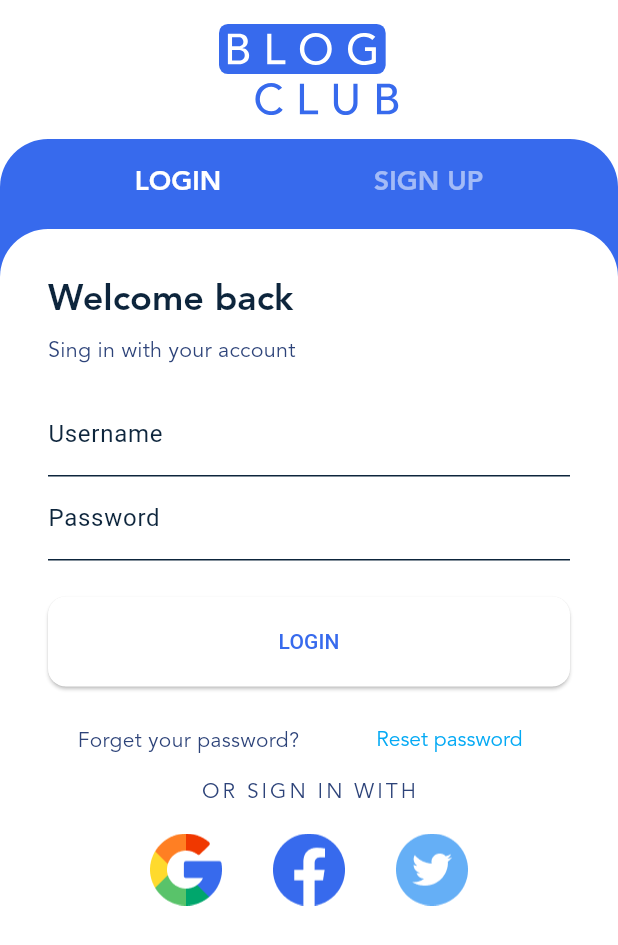
After one commit to amir9877h/blog, a Flutter app: the AuthScreen screen opened directly, after a tap on "LOGIN", on a phone screen of 412 x 824 dp. The commit adds this screen. Shown: the top 945 px of the screen. Run offline on Flutter 3.47's test engine with Material 3 defaults, Android fonts, the phone set to English and light mode, and no system bars; our stand-ins replace carousel_slider, dotted_border, flutter_svg, smooth_page_indicator.

Commit message:
AuthScreen

```diff
--- /dev/null
+++ b/lib/auth.dart
@@ -0,0 +1,295 @@
+import 'package:blog/gen/assets.gen.dart';
+import 'package:flutter/animation.dart';
+import 'package:flutter/cupertino.dart';
+import 'package:flutter/material.dart';
+import 'package:flutter/painting.dart';
+import 'package:flutter/rendering.dart';
+import 'package:flutter/services.dart';
+import 'package:flutter/widgets.dart';
+
+class AuthScreen extends StatefulWidget {
+  const AuthScreen({super.key});
+
+  @override
+  State<AuthScreen> createState() => _AuthScreenState();
+}
+
+class _AuthScreenState extends State<AuthScreen> {
+  static const int loginTab = 0;
+  static const int signUpTab = 1;
+  int selectedTabIndex = 1;
+
+  @override
+  Widget build(BuildContext context) {
+    final themeData = Theme.of(context);
+    final tabTextStyle = TextStyle(
+      fontSize: 18,
+      color: themeData.colorScheme.onPrimary,
+      fontWeight: FontWeight.bold,
+    );
+    return Scaffold(
+      body: SafeArea(
+        child: Column(
+          // crossAxisAlignment: CrossAxisAlignment.center,
+          children: [
+            Padding(
+                padding: EdgeInsets.only(bottom: 16, top: 16),
+                child: Assets.img.icons.logo.svg(width: 120)),
+            Expanded(
+              child: Container(
+                decoration: BoxDecoration(
+                  borderRadius: BorderRadius.only(
+                      topLeft: Radius.circular(32),
+                      topRight: Radius.circular(32)),
+                  color: themeData.colorScheme.primary,
+                ),
+                child: Column(
+                  children: [
+                    SizedBox(
+                      height: 60,
+                      child: Row(
+                        mainAxisAlignment: MainAxisAlignment.spaceEvenly,
+                        children: [
+                          TextButton(
+                            onPressed: (){
+                              setState(() {
+                                selectedTabIndex = loginTab;
+                              });
+                            },
+                            child: Text(
+                              'login'.toUpperCase(),
+                              style: tabTextStyle.apply(color: selectedTabIndex == loginTab? Colors.white:Colors.white54),
+                            ),
+                          ),
+                          TextButton(
+                            onPressed: (){
+                              setState(() {
+                                selectedTabIndex = signUpTab;
+                              });
+                            },
+                            child: Text(
+                              'Sign up'.toUpperCase(),
+                              style: tabTextStyle.apply(color: selectedTabIndex == signUpTab? Colors.white:Colors.white54),
+                            ),
+                          )
+                        ],
+                      ),
+                    ),
+                    Expanded(
+                        child: Container(
+                      decoration: BoxDecoration(
+                        color: themeData.colorScheme.surface,
+                        borderRadius: BorderRadius.only(
+                            topLeft: Radius.circular(32),
+                            topRight: Radius.circular(32)),
+                      ),
+                      child: SingleChildScrollView(
+                        child: Padding(
+                          padding: EdgeInsets.all(32),
+                          child: selectedTabIndex==loginTab? _Login(themeData: themeData):_SignUp(themeData: themeData),
+                        ),
+                      ),
+                    ))
+                  ],
+                ),
+              ),
+            )
+          ],
+        ),
+      ),
+    );
+  }
+}
+
+class _Login extends StatelessWidget {
+  const _Login({
+    super.key,
+    required this.themeData,
+  });
+
+  final ThemeData themeData;
+
+  @override
+  Widget build(BuildContext context) {
+    return Column(
+      crossAxisAlignment: CrossAxisAlignment.start,
+      children: [
+        Text(
+          'Welcome back',
+          style: themeData.textTheme.headlineMedium,
+        ),
+        SizedBox(
+          height: 8,
+        ),
+        Text(
+          'Sing in with your account',
+          style: themeData.textTheme.titleMedium!.apply(fontSizeFactor: 0.8),
+        ),
+        SizedBox(
+          height: 16,
+        ),
+        TextField(
+          decoration: InputDecoration(label: Text('Username')),
+        ),
+        PasswordTextField(),
+        SizedBox(
+          height: 24,
+        ),
+        ElevatedButton(
+          style: ButtonStyle(
+              minimumSize: MaterialStateProperty.all(
+                Size(MediaQuery.of(context).size.width, 60),
+              ),
+              shape: MaterialStateProperty.all(RoundedRectangleBorder(
+                  borderRadius: BorderRadius.circular(12)))),
+          onPressed: () {},
+          child: Text('Login'.toUpperCase()),
+        ),
+        SizedBox(
+          height: 12,
+        ),
+        Row(
+          mainAxisAlignment: MainAxisAlignment.spaceAround,
+          children: [
+            Text('Forget your password?'),
+            TextButton(onPressed: () {}, child: Text('Reset password')),
+          ],
+        ),
+        Center(
+          child: Text(
+            'Or Sign In With'.toUpperCase(),
+            style: TextStyle(letterSpacing: 2),
+          ),
+        ),
+        SizedBox(
+          height: 18,
+        ),
+        Row(
+          mainAxisAlignment: MainAxisAlignment.spaceEvenly,
+          children: [
+            SizedBox(),
+            Assets.img.icons.google.image(width: 48),
+            Assets.img.icons.facebook.image(width: 48),
+            Assets.img.icons.twitter.image(width: 48),
+            SizedBox(),
+          ],
+        )
+      ],
+    );
+  }
+}
+
+class _SignUp extends StatelessWidget {
+  const _SignUp({
+    super.key,
+    required this.themeData,
+  });
+
+  final ThemeData themeData;
+
+  @override
+  Widget build(BuildContext context) {
+    return Column(
+      crossAxisAlignment: CrossAxisAlignment.start,
+      children: [
+        Text(
+          'Welcome to our blog',
+          style: themeData.textTheme.headlineMedium,
+        ),
+        SizedBox(
+          height: 8,
+        ),
+        Text(
+          'Please enter your information',
+          style: themeData.textTheme.titleMedium!.apply(fontSizeFactor: 0.8),
+        ),
+        SizedBox(
+          height: 16,
+        ),
+        TextField(
+          decoration: InputDecoration(label: Text('Full Name')),
+        ),
+        SizedBox(
+          height: 8,
+        ),
+        TextField(
+          decoration: InputDecoration(label: Text('Username')),
+        ),
+        PasswordTextField(),
+        SizedBox(
+          height: 24,
+        ),
+        ElevatedButton(
+          style: ButtonStyle(
+              minimumSize: MaterialStateProperty.all(
+                Size(MediaQuery.of(context).size.width, 60),
+              ),
+              shape: MaterialStateProperty.all(RoundedRectangleBorder(
+                  borderRadius: BorderRadius.circular(12)))),
+          onPressed: () {},
+          child: Text('Sign up'.toUpperCase()),
+        ),
+        SizedBox(
+          height: 12,
+        ),
+
+        Center(
+          child: Text(
+            'Or Sign up With'.toUpperCase(),
+            style: TextStyle(letterSpacing: 2),
+          ),
+        ),
+        SizedBox(
+          height: 18,
+        ),
+        Row(
+          mainAxisAlignment: MainAxisAlignment.spaceEvenly,
+          children: [
+            SizedBox(),
+            Assets.img.icons.google.image(width: 48),
+            Assets.img.icons.facebook.image(width: 48),
+            Assets.img.icons.twitter.image(width: 48),
+            SizedBox(),
+          ],
+        )
+      ],
+    );
+  }
+}
+
+class PasswordTextField extends StatefulWidget {
+  const PasswordTextField({
+    super.key,
+  });
+
+  @override
+  State<PasswordTextField> createState() => _PasswordTextFieldState();
+}
+
+class _PasswordTextFieldState extends State<PasswordTextField> {
+  bool obscureText = true;
+
+  @override
+  Widget build(BuildContext context) {
+    return TextField(
+      obscureText: obscureText,
+      enableSuggestions: false,
+      autocorrect: false,
+      decoration: InputDecoration(
+          label: Text('Password'),
+          suffix: InkWell(
+            // style: ButtonStyle(tapTargetSize: MaterialTapTargetSize.shrinkWrap),
+            onTap: () {
+              setState(() {
+                obscureText = !obscureText;
+              });
+            },
+            child: Text(
+              obscureText ? 'Show' : 'Hide',
+              style: TextStyle(
+                  fontSize: 14, color: Theme.of(context).colorScheme.primary),
+            ),
+          )),
+    );
+  }
+}
--- a/lib/main.dart
+++ b/lib/main.dart
@@ -33,6 +33,7 @@ class MyApp extends StatelessWidget {
     return MaterialApp(
       title: 'Flutter Demo',
       theme: ThemeData(
+        // primaryColor: primaryColor,
           // This is the theme of your application.
           //
           // TRY THIS: Try running your application with "flutter run". You'll see
--- a/lib/onboarding.dart
+++ b/lib/onboarding.dart
@@ -1,3 +1,4 @@
+import 'package:blog/auth.dart';
 import 'package:blog/data.dart';
 import 'package:blog/gen/assets.gen.dart';
 import 'package:blog/home.dart';
@@ -111,7 +112,7 @@ class _OnBoardingScreenState extends State<OnBoardingScreen> {
                             onPressed: () {
                               if (page == items.length - 1) {
                                 Navigator.of(context).pushReplacement(
-                                MaterialPageRoute(builder: (context) => HomeScreen())
+                                MaterialPageRoute(builder: (context) => AuthScreen())
                               );
                               }else{
                                 _pageController.animateToPage(page + 1, duration: Duration(milliseconds: 500), curve: Curves.decelerate);
```
